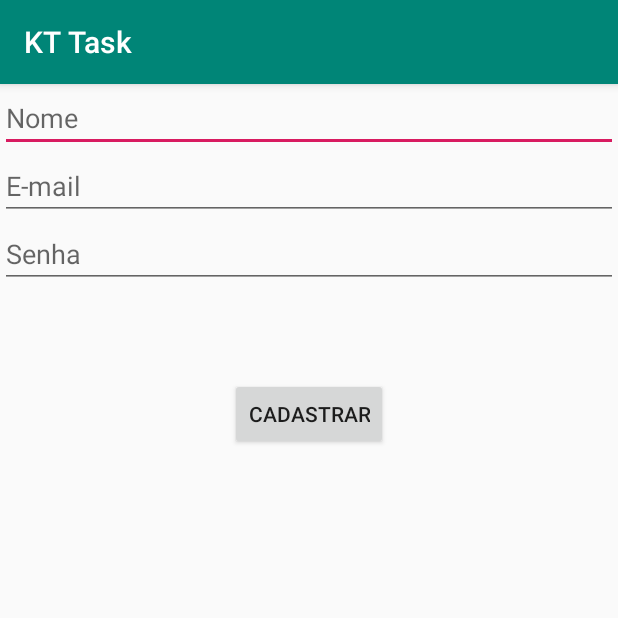
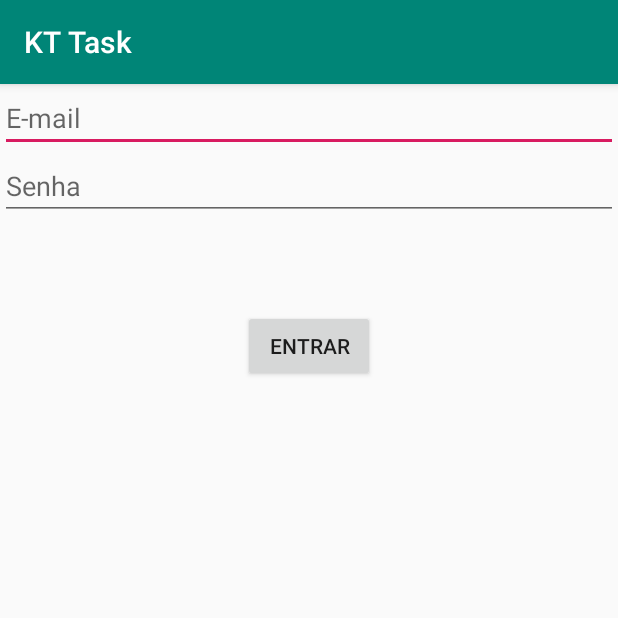
Before and after one commit to ysazaka/KTTask, an Android app: the screen it shows after launch (RegisterActivity before the commit, LoginActivity after it), on a phone screen of 412 x 824 dp, the top half of it. Run offline under Robolectric (Android 15) with nearby library versions, the phone set to English and light mode, and no system bars.

Commit message:
Implemented the login

```diff
--- a/app/src/main/java/com/yakuzasqn/kttask/business/UserBusiness.kt
+++ b/app/src/main/java/com/yakuzasqn/kttask/business/UserBusiness.kt
@@ -13,16 +13,18 @@ class UserBusiness(val context: Context) {
     private val mUserRepository : UserRepository = UserRepository.getInstance(context)
     private val mSecurityPreferences: SecurityPreferences = SecurityPreferences(context)
 
-    fun login(email: String, password: String) {
+    fun login(email: String, password: String): Boolean {
 
         val user: UserEntity? = mUserRepository.get(email, password)
 
-        if (user != null){
+        return if (user != null){
             mSecurityPreferences.storeString(TaskConstants.KEY.USER_ID, user.id.toString())
             mSecurityPreferences.storeString(TaskConstants.KEY.USER_NAME, user.name)
             mSecurityPreferences.storeString(TaskConstants.KEY.USER_EMAIL, user.email)
-        }
 
+            true
+        } else
+            false
     }
 
     fun insert(name: String, email: String, password: String) {
--- /dev/null
+++ b/app/src/main/java/com/yakuzasqn/kttask/view/activity/LoginActivity.kt
@@ -0,0 +1,48 @@
+package com.yakuzasqn.kttask.view.activity
+
+import android.content.Intent
+import android.support.v7.app.AppCompatActivity
+import android.os.Bundle
+import android.view.View
+import android.widget.Toast
+import com.yakuzasqn.kttask.R
+import com.yakuzasqn.kttask.business.UserBusiness
+import kotlinx.android.synthetic.main.activity_login.*
+
+class LoginActivity : AppCompatActivity(), View.OnClickListener {
+
+    private lateinit var mUserBusiness: UserBusiness
+
+    override fun onCreate(savedInstanceState: Bundle?) {
+        super.onCreate(savedInstanceState)
+        setContentView(R.layout.activity_login)
+
+        mUserBusiness = UserBusiness(this)
+
+        setListeners()
+    }
+
+    private fun setListeners() {
+        btn_login.setOnClickListener(this)
+    }
+
+    override fun onClick(v: View) {
+        when(v.id){
+            R.id.btn_login -> {
+                handleLogin()
+            }
+        }
+    }
+
+    private fun handleLogin() {
+        val email = et_email.text.toString()
+        val password = et_password.text.toString()
+
+        if (mUserBusiness.login(email, password)){
+            startActivity(Intent(this, MainActivity::class.java))
+            finish()
+        } else {
+            Toast.makeText(this, getString(R.string.login_fail), Toast.LENGTH_SHORT).show()
+        }
+    }
+}
--- a/app/src/main/java/com/yakuzasqn/kttask/view/activity/RegisterActivity.kt
+++ b/app/src/main/java/com/yakuzasqn/kttask/view/activity/RegisterActivity.kt
@@ -1,5 +1,6 @@
 package com.yakuzasqn.kttask.view.activity
 
+import android.content.Intent
 import android.support.v7.app.AppCompatActivity
 import android.os.Bundle
 import android.view.View
@@ -52,6 +53,9 @@ class RegisterActivity : AppCompatActivity(), View.OnClickListener {
             // Create a new user
             mUserBusiness.insert(name, email, password)
 
+            startActivity(Intent(this, MainActivity::class.java))
+            finish()
+
         } catch (e: ValidationException){
             Toast.makeText(this, e.message, Toast.LENGTH_SHORT).show()
         } catch (e: Exception){
--- /dev/null
+++ b/app/src/main/res/layout/activity_login.xml
@@ -0,0 +1,39 @@
+<?xml version="1.0" encoding="utf-8"?>
+<android.support.constraint.ConstraintLayout xmlns:android="http://schemas.android.com/apk/res/android"
+    android:layout_width="match_parent"
+    android:layout_height="match_parent"
+    xmlns:app="http://schemas.android.com/apk/res-auto">
+
+    <EditText
+        android:id="@+id/et_email"
+        android:layout_width="0dp"
+        android:layout_height="wrap_content"
+        app:layout_constraintLeft_toLeftOf="parent"
+        app:layout_constraintRight_toRightOf="parent"
+        android:hint="E-mail"
+        android:inputType="textEmailAddress"
+        />
+
+    <EditText
+        android:id="@+id/et_password"
+        android:layout_width="0dp"
+        android:layout_height="wrap_content"
+        app:layout_constraintLeft_toLeftOf="parent"
+        app:layout_constraintRight_toRightOf="parent"
+        app:layout_constraintTop_toBottomOf="@+id/et_email"
+        android:hint="Senha"
+        android:inputType="textPassword"
+        />
+
+    <Button
+        android:id="@+id/btn_login"
+        android:layout_width="wrap_content"
+        android:layout_height="wrap_content"
+        android:text="Entrar"
+        android:layout_marginTop="60dp"
+        app:layout_constraintTop_toBottomOf="@+id/et_password"
+        app:layout_constraintLeft_toLeftOf="parent"
+        app:layout_constraintRight_toRightOf="parent"
+        />
+
+</android.support.constraint.ConstraintLayout>
--- a/app/src/main/res/values/strings.xml
+++ b/app/src/main/res/values/strings.xml
@@ -14,4 +14,5 @@
     <string name="fill_all_fields">Preencha todos os campos</string>
     <string name="unexpected_error">Algo de errado aconteceu! Tente novamente!</string>
     <string name="email_exists">E-mail já está em uso!</string>
+    <string name="login_fail">Usuário e/ou senha incorretas</string>
 </resources>
```
Also changed, not shown: app/src/main/AndroidManifest.xml (+7 -8 lines).
